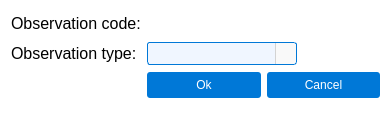
Above: pastrocore/gui_pyside/dialog_add_observation.ui from Torward1024/pAstroCORE before the change. Below: the same form after it.
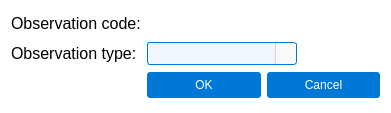
That is the form after the change. Icons and pictures are not drawn.

```diff
--- a/pastrocore/gui_pyside/dialog_add_observation.ui
+++ b/pastrocore/gui_pyside/dialog_add_observation.ui
@@ -161,7 +161,7 @@
 }</string>
      </property>
      <property name="text">
-      <string>Ok</string>
+      <string>OK</string>
      </property>
      <property name="flat">
       <bool>true</bool>
```
Left out of the diff: 3 changed lines with no effect on the pictures.
